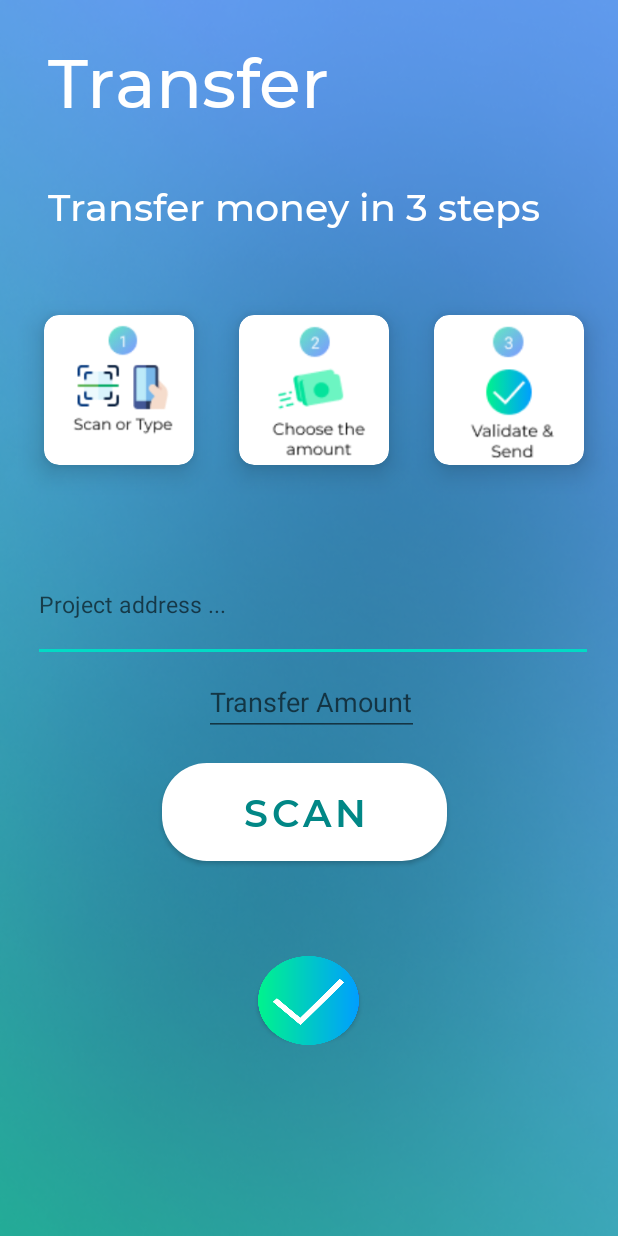
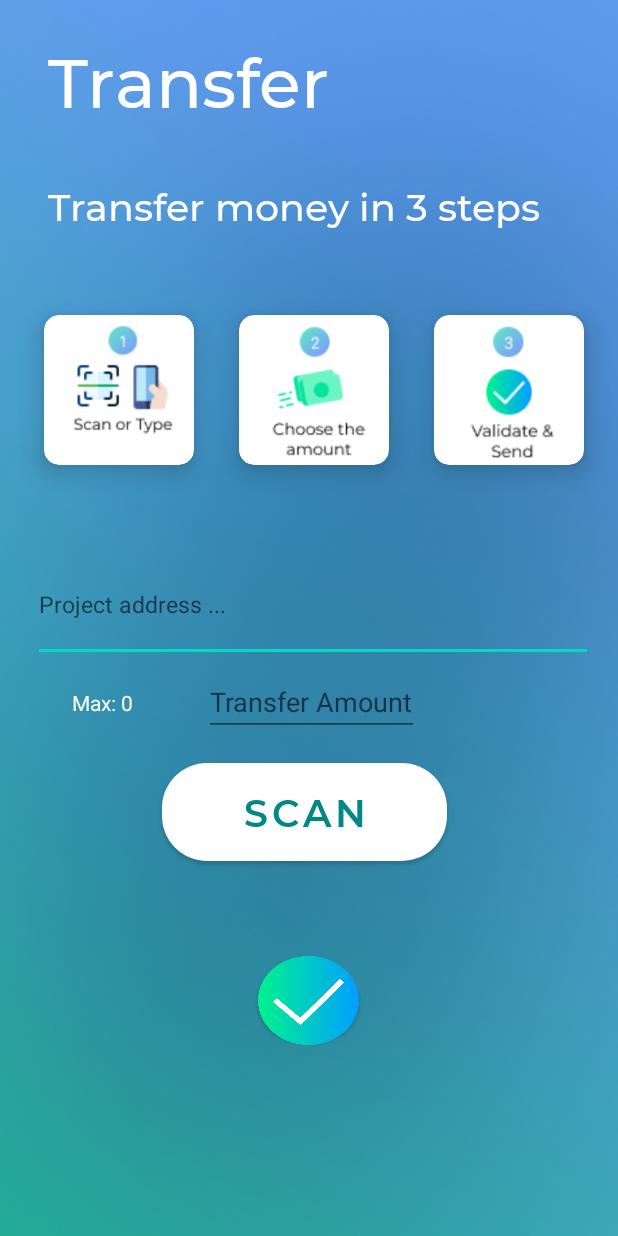
Before and after one commit to BeautifulStack/GreenCoinApp, an Android app: the MainActivity screen opened directly, with no data from a screen before it, after a tap on an icon or button, on a phone screen of 412 x 824 dp. Run offline under Robolectric (Android 15) with nearby library versions, the light colour scheme and no system bars; libraries missing offline, so code that uses them is left out: com.google.zxing.integration, org.bouncycastle.crypto; 4 statements that could not run were skipped.

Commit message:
display max amount to transfer + form validation

```diff
--- a/app/src/main/java/com/example/fairrepack/MainActivity.java
+++ b/app/src/main/java/com/example/fairrepack/MainActivity.java
@@ -27,6 +27,7 @@ import okhttp3.Request;
 
 public class MainActivity extends AppCompatActivity {
     String address = null;
+    int max_amount = 0;
     private CardView bills;
     private CardView send;
     private CardView wallet;
@@ -77,6 +78,7 @@ public class MainActivity extends AppCompatActivity {
                         @Override
                         public void run() {
                             Response response_json = gson.fromJson(myResponse, Response.class);
+                            max_amount = response_json.balance;
                             balance.setText(response_json.balance + " Coins");
                         }
                     });
@@ -103,7 +105,7 @@ public class MainActivity extends AppCompatActivity {
         send.setOnClickListener(new View.OnClickListener() {
             @Override
             public void onClick(View v) {
-                openActivity3();
+                openActivity3(max_amount);
             }
         });
 
@@ -132,8 +134,9 @@ public class MainActivity extends AppCompatActivity {
         startActivity(intent);
     }
 
-    public void openActivity3() {
+    public void openActivity3(int max_amount) {
         Intent intent = new Intent(this, SendActivity.class);
+        intent.putExtra("max", max_amount);
         startActivity(intent);
     }
 
--- a/app/src/main/java/com/example/fairrepack/SendActivity.java
+++ b/app/src/main/java/com/example/fairrepack/SendActivity.java
@@ -6,6 +6,7 @@ import android.os.Bundle;
 import android.view.View;
 import android.widget.Button;
 import android.widget.EditText;
+import android.widget.TextView;
 import android.widget.Toast;
 
 import androidx.appcompat.app.AlertDialog;
@@ -14,9 +15,16 @@ import androidx.appcompat.app.AppCompatActivity;
 import com.google.zxing.integration.android.IntentIntegrator;
 import com.google.zxing.integration.android.IntentResult;
 
+import java.util.regex.Matcher;
+import java.util.regex.Pattern;
+
 public class SendActivity extends AppCompatActivity implements View.OnClickListener {
+    int max_amount = 0;
     private Button scan;
+    private Button send_btn;
     private EditText address;
+    private EditText amount;
+    private TextView max;
 
     @Override
     protected void onCreate(Bundle savedInstanceState) {
@@ -25,7 +33,39 @@ public class SendActivity extends AppCompatActivity implements View.OnClickListe
 
         scan = findViewById(R.id.scan);
         address = findViewById(R.id.address);
+        amount = findViewById(R.id.amount);
+        max = findViewById(R.id.max_amount);
+        send_btn = findViewById(R.id.send_btn);
+
+        max_amount = getIntent().getIntExtra("max", 0);
+        max.setText("Max: "+max_amount);
+
         scan.setOnClickListener(this);
+
+        send_btn.setOnClickListener(new View.OnClickListener() {
+            @Override
+            public void onClick(View v) {
+                String tmp = amount.getText().toString();
+                if (tmp.equals("")) {
+                    Toast.makeText(SendActivity.this, "Invalid transfer amount !", Toast.LENGTH_LONG).show();
+                } else {
+                    int amount_tx = Integer.parseInt(tmp);
+                    if (amount_tx > max_amount || amount_tx == 0) {
+                        Toast.makeText(SendActivity.this, "Not enough funds !", Toast.LENGTH_LONG).show();
+                    } else {
+                        String address_tx = address.getText().toString();
+                        Pattern pattern = Pattern.compile("[a-fA-F0-9]{40}");
+                        Matcher matcher = pattern.matcher(address_tx);
+                        if (matcher.find()){
+                            // TODO: Go to validate Tx Activity
+                        } else {
+                            Toast.makeText(SendActivity.this, "Invalid receiver address !", Toast.LENGTH_LONG).show();
+                        }
+                    }
+                }
+
+            }
+        });
     }
 
     @Override
--- a/app/src/main/res/layout/activity_send.xml
+++ b/app/src/main/res/layout/activity_send.xml
@@ -148,7 +148,7 @@
         app:layout_constraintTop_toBottomOf="@+id/constraintLayout4">
 
         <Button
-            android:id="@+id/button2"
+            android:id="@+id/send_btn"
             android:layout_width="67dp"
             android:layout_height="59dp"
             android:layout_marginStart="172dp"
@@ -185,24 +185,35 @@
             android:layout_marginTop="20dp"
             android:layout_marginEnd="20dp"
             android:ems="10"
+            android:hint="Project address ..."
+            android:inputType="textPersonName"
             android:textSize="15dp"
-            android:inputType="textPersonName"
-            android:hint="Project address ..."
             app:layout_constraintEnd_toEndOf="parent"
             app:layout_constraintStart_toStartOf="parent"
             app:layout_constraintTop_toTopOf="parent" />
 
         <EditText
             android:id="@+id/amount"
-            android:textColor="@color/black"
             android:layout_width="wrap_content"
             android:layout_height="wrap_content"
             android:layout_marginStart="136dp"
             android:layout_marginTop="100dp"
             android:hint="Transfer Amount"
             android:inputType="number"
+            android:textColor="@color/white"
             app:layout_constraintStart_toStartOf="parent"
             app:layout_constraintTop_toTopOf="parent" />
+
+        <TextView
+            android:id="@+id/max_amount"
+            android:layout_width="wrap_content"
+            android:layout_height="wrap_content"
+            android:layout_marginStart="48dp"
+            android:layout_marginTop="17dp"
+            android:text="Max: 0"
+            android:textColor="@color/white"
+            app:layout_constraintStart_toStartOf="parent"
+            app:layout_constraintTop_toBottomOf="@+id/address" />
     </androidx.constraintlayout.widget.ConstraintLayout>
 
 </androidx.constraintlayout.widget.ConstraintLayout>
```
